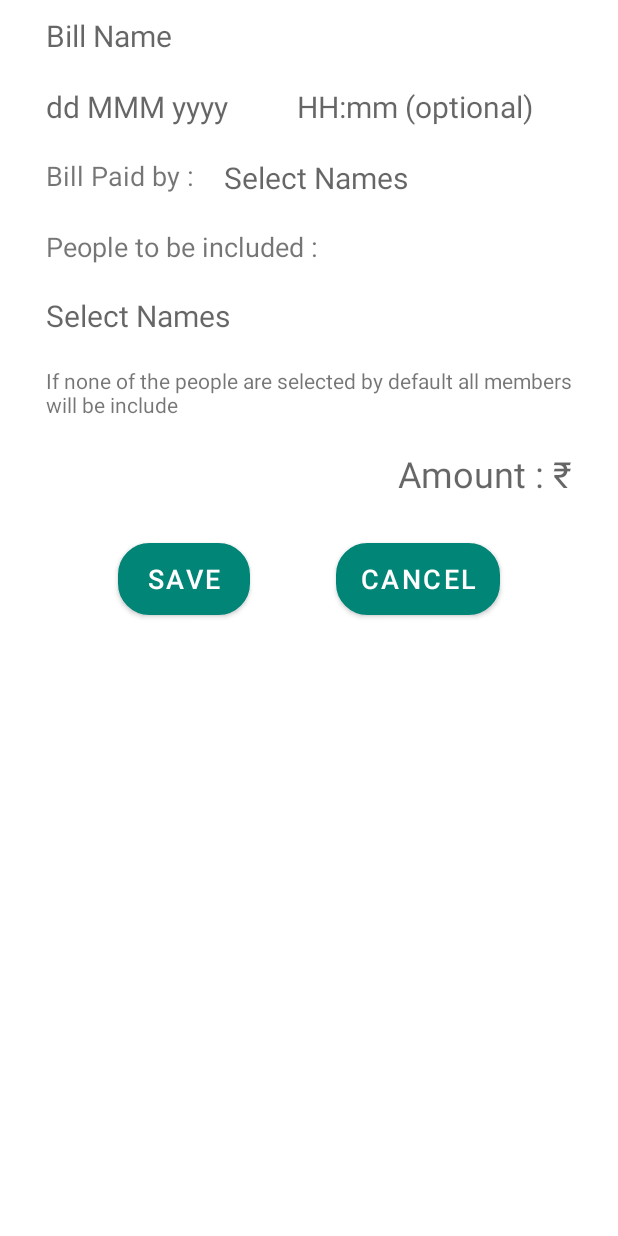
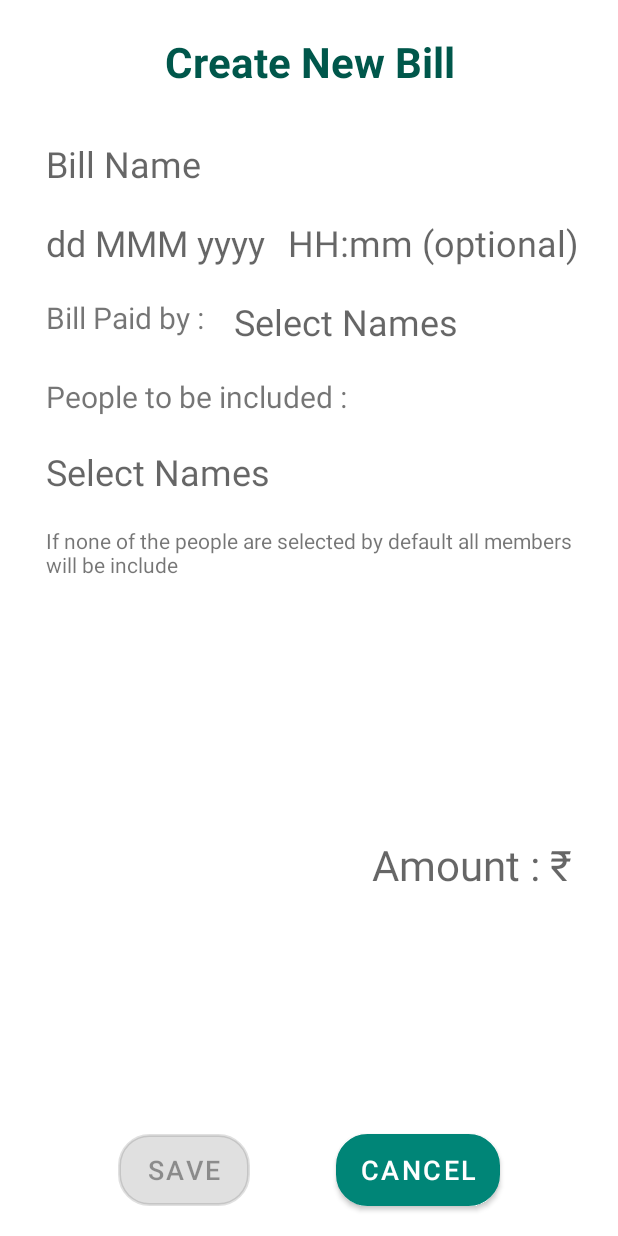
Before and after one commit to nikhil2297/TripWise, an Android app: the layout fragment_add_bill.xml on its own in the app's theme, with its tools: preview values and no code run, on a phone screen of 412 x 824 dp. Run offline under Robolectric (Android 15) with nearby library versions, the phone set to English and light mode, and no system bars.

Commit message:
list adapter for people and addtoBillFragment setup

```diff
--- a/app/src/main/java/com/tripewise/trips/TripDialogFragment.java
+++ b/app/src/main/java/com/tripewise/trips/TripDialogFragment.java
@@ -192,7 +192,7 @@
         }
 
         try {
-            new PeopleAsyncConfig(getActivity(), null).insertPersonDetails(personData);
+            new PeopleAsyncConfig(getActivity()).insertPersonDetails(personData);
         } catch (ExecutionException | InterruptedException e) {
             e.printStackTrace();
         }
--- a/app/src/main/java/com/tripewise/utilites/storage/tasks/PersonUtils.java
+++ b/app/src/main/java/com/tripewise/utilites/storage/tasks/PersonUtils.java
@@ -46,8 +46,10 @@
             PaymentDetailsData detailsData = personData.getPaymentData();
 
             PaymentDetailsData.Details details = new PaymentDetailsData.Details();
+
             details.setName(billPeople.getPeopleName());
             details.setAmount(billPeople.getAmount());
+            details.setBillName(billData.getBillName());
 
             detailsData.setPaidData(details);
 
--- a/app/src/main/res/layout/fragment_add_bill.xml
+++ b/app/src/main/res/layout/fragment_add_bill.xml
@@ -2,7 +2,21 @@
 <androidx.constraintlayout.widget.ConstraintLayout xmlns:android="http://schemas.android.com/apk/res/android"
     xmlns:app="http://schemas.android.com/apk/res-auto"
     android:layout_width="match_parent"
-    android:layout_height="wrap_content">
+    android:layout_height="match_parent">
+
+    <TextView
+        android:layout_width="0dp"
+        android:layout_height="0dp"
+        android:textColor="@color/colorPrimaryDark"
+        android:textSize="28sp"
+        android:padding="10dp"
+        android:text="Create New Bill"
+        android:textStyle="bold"
+        android:gravity="center"
+        app:layout_constraintBottom_toTopOf="@+id/guideline3"
+        app:layout_constraintEnd_toStartOf="@+id/guideline2"
+        app:layout_constraintStart_toStartOf="@+id/guideline"
+        app:layout_constraintTop_toTopOf="parent" />
 
     <EditText
         android:id="@+id/et_bill_name"
@@ -11,32 +25,32 @@
         android:background="@color/colorTransparent"
         android:hint="@string/bill_name"
         android:padding="10dp"
-        android:textSize="20sp"
+        android:textSize="24sp"
         app:layout_constraintEnd_toStartOf="@+id/guideline2"
         app:layout_constraintStart_toStartOf="@+id/guideline"
-        app:layout_constraintTop_toTopOf="parent" />
+        app:layout_constraintTop_toTopOf="@+id/guideline3" />
 
     <EditText
-        android:id="@+id/editText2"
+        android:id="@+id/et_date"
         android:layout_width="wrap_content"
         android:layout_height="wrap_content"
         android:background="@color/colorTransparent"
         android:hint="@string/date_fromat"
         android:padding="10dp"
-        android:textSize="20sp"
+        android:textSize="24sp"
         app:layout_constraintStart_toStartOf="@+id/guideline"
         app:layout_constraintTop_toBottomOf="@+id/et_bill_name" />
 
     <EditText
-        android:id="@+id/editText4"
+        android:id="@+id/et_time"
         android:layout_width="wrap_content"
         android:layout_height="wrap_content"
         android:background="@color/colorTransparent"
         android:hint="@string/time_optional_format"
         android:padding="10dp"
-        android:textSize="20sp"
+        android:textSize="24sp"
         app:layout_constraintEnd_toStartOf="@+id/guideline2"
-        app:layout_constraintStart_toEndOf="@+id/editText2"
+        app:layout_constraintStart_toEndOf="@+id/et_date"
         app:layout_constraintTop_toBottomOf="@+id/et_bill_name" />
 
     <TextView
@@ -45,22 +59,22 @@
         android:layout_height="wrap_content"
         android:padding="10dp"
         android:text="@string/text_bill_paid_buy"
-        android:textSize="18sp"
+        android:textSize="20sp"
         app:layout_constraintStart_toStartOf="@+id/guideline"
-        app:layout_constraintTop_toBottomOf="@+id/editText2" />
+        app:layout_constraintTop_toBottomOf="@+id/et_date" />
 
     <EditText
-        android:id="@+id/editText5"
+        android:id="@+id/et_paid_people"
         android:layout_width="0dp"
         android:layout_height="wrap_content"
         android:background="@color/colorTransparent"
         android:ellipsize="end"
         android:hint="@string/bill_help_message_1"
         android:padding="10dp"
-        android:textSize="20sp"
+        android:textSize="24sp"
         app:layout_constraintEnd_toStartOf="@+id/guideline2"
         app:layout_constraintStart_toEndOf="@+id/textView"
-        app:layout_constraintTop_toBottomOf="@+id/editText4" />
+        app:layout_constraintTop_toBottomOf="@+id/et_time" />
 
     <TextView
         android:id="@+id/textView2"
@@ -68,18 +82,18 @@
         android:layout_height="wrap_content"
         android:padding="10dp"
         android:text="@string/bill_help_message_2"
-        android:textSize="18sp"
+        android:textSize="20sp"
         app:layout_constraintStart_toStartOf="@+id/guideline"
-        app:layout_constraintTop_toBottomOf="@+id/editText5" />
+        app:layout_constraintTop_toBottomOf="@+id/et_paid_people" />
 
     <EditText
-        android:id="@+id/editText"
+        android:id="@+id/et_people_list"
         android:layout_width="0dp"
         android:layout_height="wrap_content"
         android:background="@color/colorTransparent"
         android:hint="@string/bill_help_message_1"
         android:padding="10dp"
-        android:textSize="20sp"
+        android:textSize="24sp"
         app:layout_constraintEnd_toStartOf="@+id/guideline2"
         app:layout_constraintStart_toStartOf="@+id/guideline"
         app:layout_constraintTop_toBottomOf="@+id/textView2" />
@@ -92,17 +106,18 @@
         android:text="@string/bill_help_message_3"
         app:layout_constraintEnd_toStartOf="@+id/guideline2"
         app:layout_constraintStart_toStartOf="@+id/guideline"
-        app:layout_constraintTop_toBottomOf="@+id/editText" />
+        app:layout_constraintTop_toBottomOf="@+id/et_people_list" />
 
     <EditText
-        android:id="@+id/editText3"
+        android:id="@+id/et_amount"
         android:layout_width="wrap_content"
         android:layout_height="wrap_content"
         android:layout_gravity="center"
         android:background="@color/colorTransparent"
         android:hint="Amount : ₹"
         android:padding="10dp"
-        android:textSize="24sp"
+        android:textSize="28sp"
+        app:layout_constraintBottom_toTopOf="@+id/bt_cancel"
         app:layout_constraintEnd_toStartOf="@+id/guideline2"
         app:layout_constraintTop_toBottomOf="@+id/textView3" />
 
@@ -111,23 +126,20 @@
         android:id="@+id/bt_save"
         android:layout_width="wrap_content"
         android:layout_height="wrap_content"
-        android:layout_marginTop="20dp"
         android:layout_marginBottom="20dp"
         android:background="@drawable/ic_green_outline_button"
-        android:enabled="true"
+        android:enabled="false"
         android:text="@string/text_save"
         android:textSize="18sp"
         app:layout_constraintBottom_toBottomOf="parent"
         app:layout_constraintEnd_toStartOf="@+id/bt_cancel"
         app:layout_constraintHorizontal_bias="0.5"
-        app:layout_constraintStart_toStartOf="@+id/guideline"
-        app:layout_constraintTop_toBottomOf="@+id/editText3" />
+        app:layout_constraintStart_toStartOf="@+id/guideline" />
 
     <Button
         android:id="@+id/bt_cancel"
         android:layout_width="wrap_content"
         android:layout_height="wrap_content"
-        android:layout_marginTop="20dp"
         android:layout_marginBottom="20dp"
         android:background="@drawable/ic_red_outline_button"
         android:text="@string/text_canccel"
@@ -135,8 +147,7 @@
         app:layout_constraintBottom_toBottomOf="parent"
         app:layout_constraintEnd_toStartOf="@+id/guideline2"
         app:layout_constraintHorizontal_bias="0.5"
-        app:layout_constraintStart_toEndOf="@+id/bt_save"
-        app:layout_constraintTop_toBottomOf="@+id/editText3" />
+        app:layout_constraintStart_toEndOf="@+id/bt_save" />
 
     <androidx.constraintlayout.widget.Guideline
         android:id="@+id/guideline"
@@ -151,4 +162,11 @@
         android:layout_height="wrap_content"
         android:orientation="vertical"
         app:layout_constraintGuide_percent="0.95" />
+
+    <androidx.constraintlayout.widget.Guideline
+        android:id="@+id/guideline3"
+        android:layout_width="wrap_content"
+        android:layout_height="wrap_content"
+        android:orientation="horizontal"
+        app:layout_constraintGuide_percent="0.1" />
 </androidx.constraintlayout.widget.ConstraintLayout>
--- a/app/src/main/res/values/strings.xml
+++ b/app/src/main/res/values/strings.xml
@@ -15,4 +15,6 @@
     <string name="bill_help_message_1">Select Names</string>
     <string name="bill_help_message_2">People to be included :</string>
     <string name="bill_help_message_3">If none of the people are selected by default all members will be include</string>
+
+    <string name="amount">₹%1$d</string>
 </resources>
```
Also changed, not shown: app/src/main/java/com/tripewise/bills/AddBillFragment.java (+122 -10 lines), app/src/main/java/com/tripewise/bills/BillPeopleAdapter.java (added, +83 -0 lines), app/src/main/java/com/tripewise/bills/BillsFragment.java (+4 -4 lines), app/src/main/java/com/tripewise/utilites/Util.java (+12 -0 lines), app/src/main/java/com/tripewise/utilites/storage/data/PaymentDetailsData.java (+11 -0 lines), app/src/main/java/com/tripewise/utilites/storage/tasks/PeopleAsyncConfig.java (+2 -5 lines), app/src/main/res/layout/layout_bill_paid_item.xml (added, +51 -0 lines), app/src/main/res/layout/laytout_bill_people_list.xml (added, +55 -0 lines), app/src/main/res/navigation/main_nav_board.xml (+13 -0 lines).
